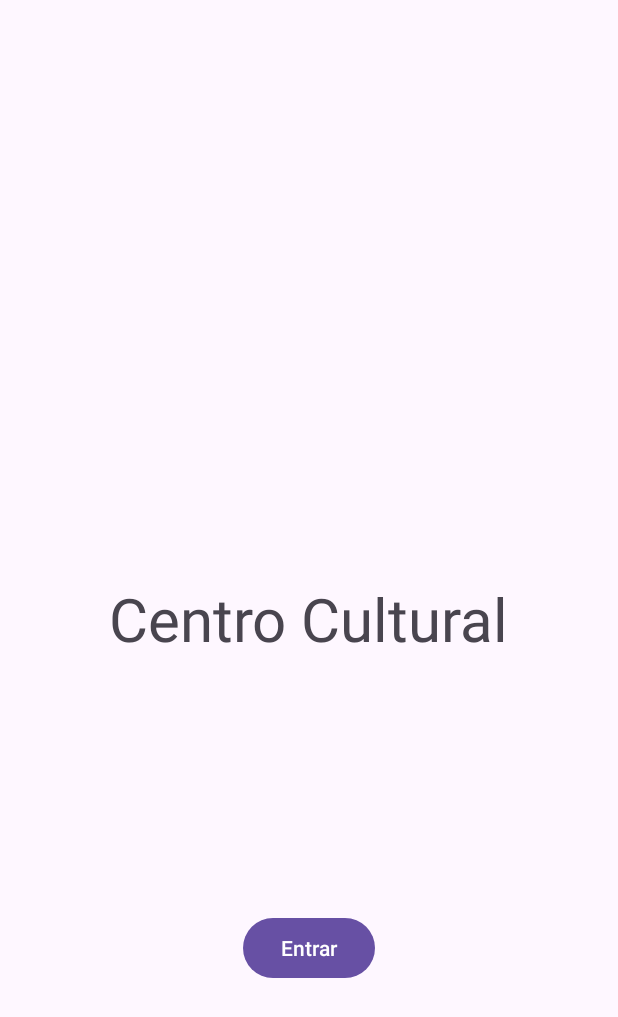
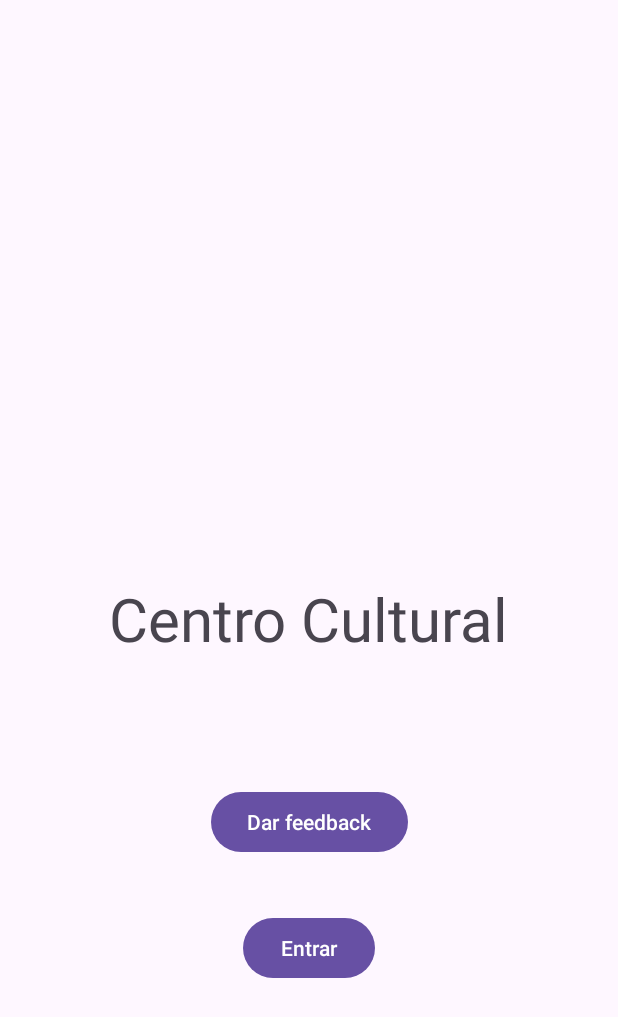
Before and after one commit to ThiagoElias20/AppMuseu, an Android app: the screen it shows after launch (MainActivity), on a phone screen of 412 x 824 dp. Shown: the top 1017 px of the screen. Run offline under Robolectric (Android 15) with nearby library versions, the phone set to English and light mode, and no system bars.

Commit message:
Sitema de feedback adicionado

```diff
--- a/app/src/main/AndroidManifest.xml
+++ b/app/src/main/AndroidManifest.xml
@@ -103,6 +103,8 @@
         <activity android:name=".AddEditMapaDialogFragment" />
         <activity android:name=".CrudMapa" />
 
+        <activity android:name=".FeedbackActivity" />
+        <activity android:name=".Feedback" />
     </application>
 
 </manifest>
--- /dev/null
+++ b/app/src/main/java/com/example/agoravai/Feedback.kt
@@ -0,0 +1,6 @@
+package com.example.agoravai
+
+data class Feedback(
+    val notaFeedback: Int = 0,
+    val quantidadeNotas: Int = 0
+)
--- a/app/src/main/java/com/example/agoravai/MainActivity.kt
+++ b/app/src/main/java/com/example/agoravai/MainActivity.kt
@@ -1,5 +1,6 @@
 package com.example.agoravai
 
+import android.annotation.SuppressLint
 import android.content.Intent
 import android.os.Bundle
 import android.widget.Button
@@ -9,6 +10,7 @@ import androidx.core.view.ViewCompat
 import androidx.core.view.WindowInsetsCompat
 
 class MainActivity : AppCompatActivity() {
+    @SuppressLint("MissingInflatedId")
     override fun onCreate(savedInstanceState: Bundle?) {
         super.onCreate(savedInstanceState)
         enableEdgeToEdge()
@@ -19,5 +21,10 @@ class MainActivity : AppCompatActivity() {
             val intent = Intent(this,MainActivity2::class.java)
             startActivity(intent)
         }
+        val feedback = findViewById<Button>(R.id.feedback)
+        feedback.setOnClickListener {
+            val intent = Intent(this,FeedbackActivity::class.java)
+            startActivity(intent)
+        }
     }
 }
--- a/app/src/main/res/layout/activity_main.xml
+++ b/app/src/main/res/layout/activity_main.xml
@@ -28,4 +28,14 @@
         app:layout_constraintStart_toStartOf="parent"
         app:layout_constraintTop_toBottomOf="@+id/textView2" />
 
+    <Button
+        android:id="@+id/feedback"
+        android:layout_width="wrap_content"
+        android:layout_height="wrap_content"
+        android:text="Dar feedback"
+        app:layout_constraintBottom_toBottomOf="@id/second_act_btn"
+        app:layout_constraintEnd_toEndOf="parent"
+        app:layout_constraintStart_toStartOf="parent"
+        app:layout_constraintTop_toBottomOf="@+id/textView2" />
+
 </androidx.constraintlayout.widget.ConstraintLayout>
```
Also changed, not shown: app/src/main/java/com/example/agoravai/FeedbackActivity.kt (added, +59 -0 lines), app/src/main/res/layout/activity_feedback.xml (added, +27 -0 lines).
